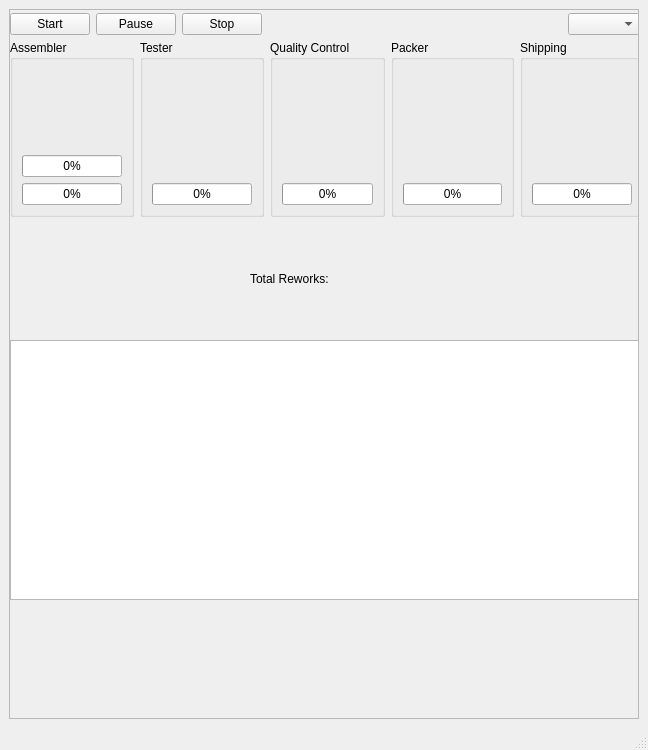
Above: mainwindow.ui from aidanmc207/Proyecto_SO before the change. Below: the same form after it.
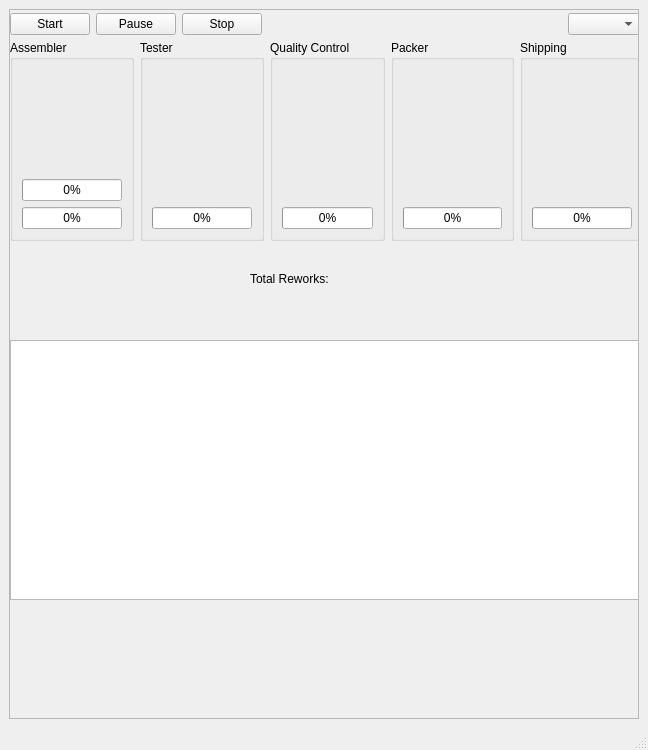
That is the form after the change.

```diff
--- a/mainwindow.ui
+++ b/mainwindow.ui
@@ -88,7 +88,7 @@
           <x>0</x>
           <y>30</y>
           <width>634</width>
-          <height>177</height>
+          <height>201</height>
          </rect>
         </property>
         <layout class="QGridLayout" name="stationsLayout">
```
Left out of the diff: 9 changed lines with no effect on the pictures.
